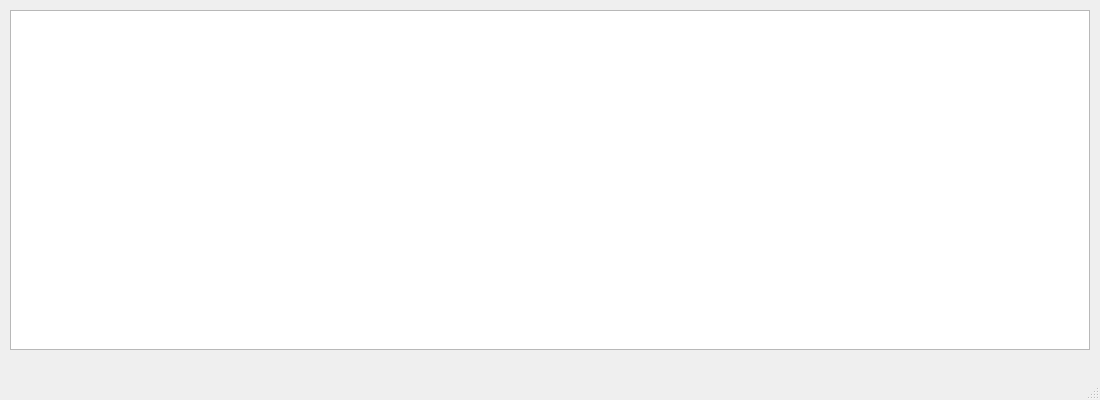
This is main.ui in sofiapetrova/some_coffe as Qt 5 draws it before an edit. The edited form follows.
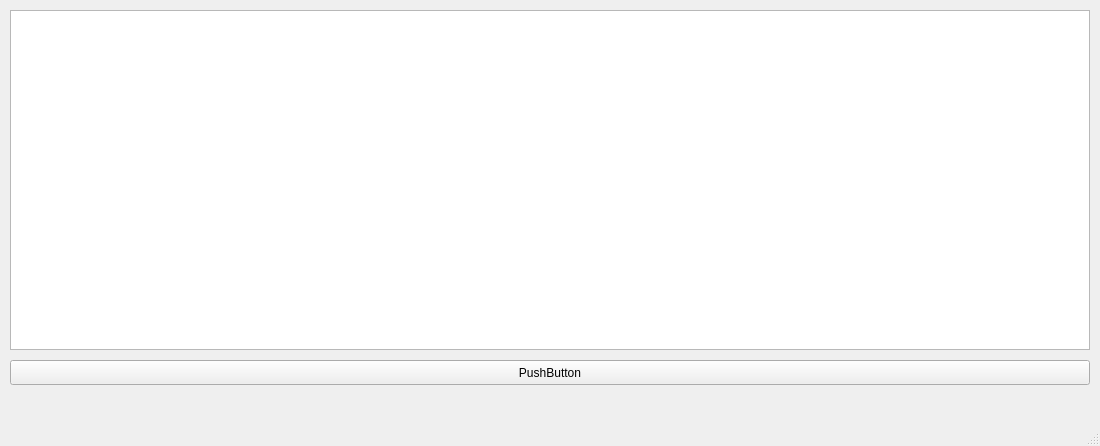
This is the edited form.

```diff
--- a/main.ui
+++ b/main.ui
@@ -7,7 +7,7 @@
     <x>0</x>
     <y>0</y>
     <width>1100</width>
-    <height>400</height>
+    <height>446</height>
    </rect>
   </property>
   <property name="windowTitle">
@@ -24,6 +24,19 @@
      </rect>
     </property>
    </widget>
+   <widget class="QPushButton" name="addentry">
+    <property name="geometry">
+     <rect>
+      <x>10</x>
+      <y>360</y>
+      <width>1080</width>
+      <height>25</height>
+     </rect>
+    </property>
+    <property name="text">
+     <string>PushButton</string>
+    </property>
+   </widget>
   </widget>
   <widget class="QMenuBar" name="menubar">
    <property name="geometry">
```
